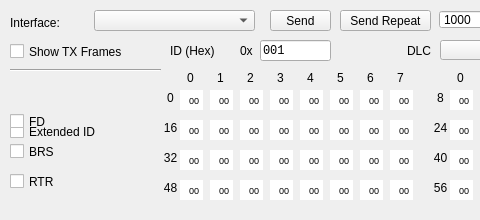
Above: src/window/RawTxWindow/RawTxWindow.ui from 1-hexene/CANgaroo before the change; both pictures show x 0 to 480 and y 0 to 220 of the 700 by 220 pixel window. Below: the same form after it.
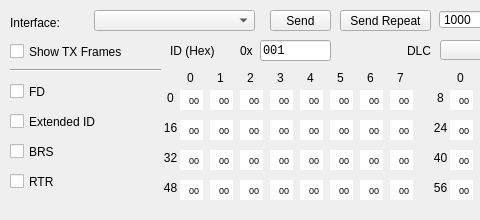
That is the form after the change.

Diff of the .ui file:
```diff
--- a/src/window/RawTxWindow/RawTxWindow.ui
+++ b/src/window/RawTxWindow/RawTxWindow.ui
@@ -195,7 +195,7 @@
    <property name="geometry">
     <rect>
      <x>10</x>
-     <y>120</y>
+     <y>110</y>
      <width>121</width>
      <height>23</height>
     </rect>
@@ -250,7 +250,7 @@
    <property name="geometry">
     <rect>
      <x>10</x>
-     <y>110</y>
+     <y>80</y>
      <width>141</width>
      <height>23</height>
     </rect>
```
